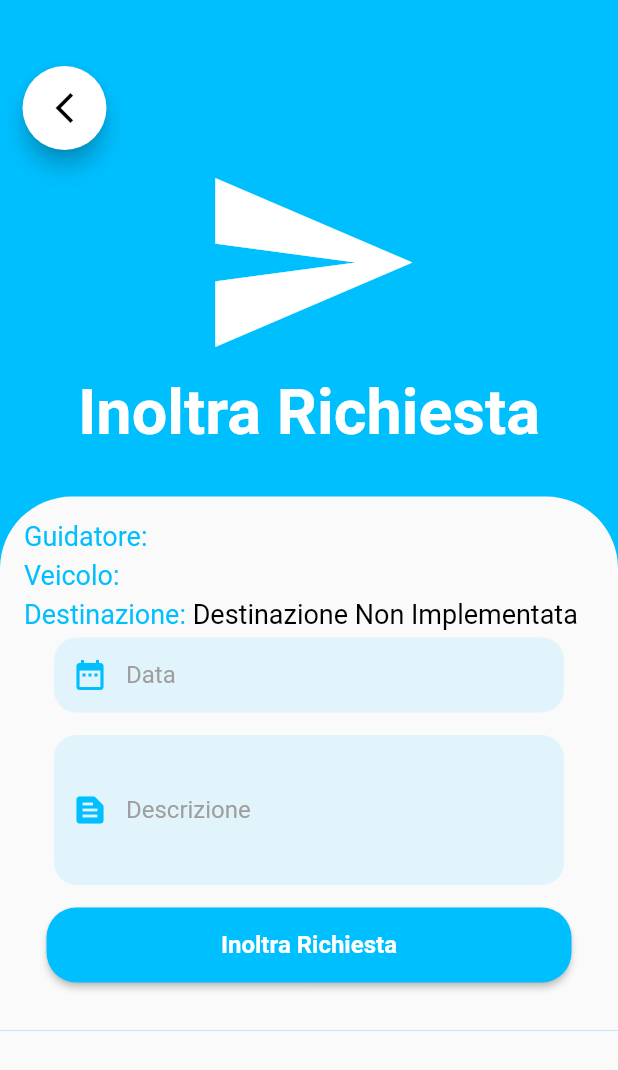
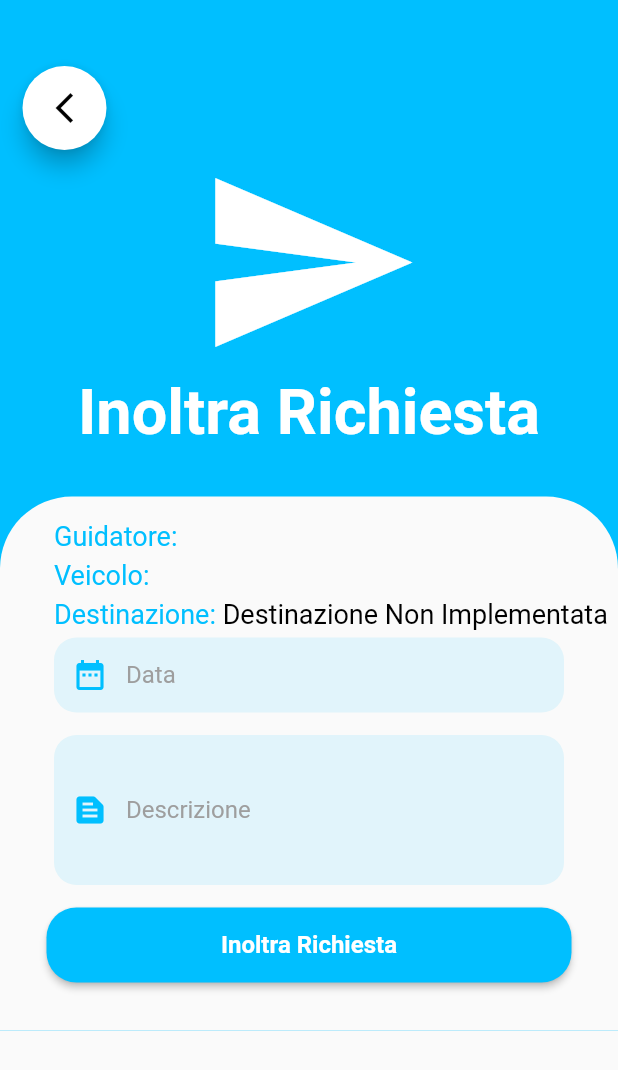
Before and after one commit to DavideTicchiarelli/easy_move_flutter, a Flutter app: the InoltraRichiesta screen opened directly with empty values, on a phone screen of 412 x 824 dp. Shown: the top 1070 px of the screen. Run offline on Flutter 3.47's test engine with Material 2 defaults, Android fonts, the phone set to English and light mode, and no system bars; our stand-ins replace cloud_firestore, firebase_auth, firebase_core, firebase_storage, fluttertoast, google_maps_flutter and 1 more; accounts and stored records are empty.

```diff
--- a/lib/Views/InoltraRichiesta.dart
+++ b/lib/Views/InoltraRichiesta.dart
@@ -1,7 +1,9 @@
 import 'package:easy_move_flutter/ViewModels/UserViewModel.dart';
 import 'package:flutter/material.dart';
+import 'package:intl/intl.dart';
 
 import '../Models/Veicolo.dart';
+
 
 
 class InoltraRichiesta extends StatefulWidget {
@@ -17,8 +19,10 @@ class _InoltraRichiestaState extends State<InoltraRichiesta> {
   final UserViewModel userViewModel = UserViewModel();
   final TextEditingController dataController = TextEditingController();
   final TextEditingController descrizioneController = TextEditingController();
+  DateTime? selectedDate;
 
   Widget build(BuildContext context) {
+    DateFormat dateFormat = DateFormat('dd-MM-yyyy');
     return Scaffold(
       body: Container(
         color: const Color(0xFF00BFFF),
@@ -73,7 +77,10 @@ class _InoltraRichiestaState extends State<InoltraRichiesta> {
                       child: Column(
                         children: [
                           // Campo Guidatore (TextView)
-                           Row(
+                          // Campo Guidatore (TextView)
+                          Padding(
+                            padding: const EdgeInsets.only(left: 20.0), // Aggiungi il margine a sinistra qui
+                            child: Row(
                               children: [
                                 Text(
                                   "Guidatore: ",
@@ -82,7 +89,6 @@ class _InoltraRichiestaState extends State<InoltraRichiesta> {
                                     fontSize: 18.0,
                                   ),
                                 ),
-
                                 FutureBuilder<String?>(
                                   future: userViewModel.getUserNameById(widget.veicolo.idGuidatore),
                                   builder: (context, snapshot) {
@@ -111,10 +117,13 @@ class _InoltraRichiestaState extends State<InoltraRichiesta> {
                                 ),
                               ],
                             ),
+                          ),
                           const SizedBox(height: 5.0),
 
 // Campo Veicolo (TextView)
-                           Row(
+                          Padding(
+                            padding: const EdgeInsets.only(left: 20.0), // Aggiungi il margine a sinistra qui
+                            child: Row(
                               children: [
                                 Text(
                                   "Veicolo: ",
@@ -132,10 +141,13 @@ class _InoltraRichiestaState extends State<InoltraRichiesta> {
                                 ),
                               ],
                             ),
+                          ),
                           const SizedBox(height: 5.0),
 
                           // Campo Destinazione (TextView)
-                           Row(
+                          Padding(
+                            padding: const EdgeInsets.only(left: 20.0), // Aggiungi il margine a sinistra qui
+                            child: Row(
                               children: [
                                 Text(
                                   "Destinazione: ",
@@ -153,6 +165,7 @@ class _InoltraRichiestaState extends State<InoltraRichiesta> {
                                 ),
                               ],
                             ),
+                          ),
                           const SizedBox(height: 5.0),
 
                           // Campo Data
@@ -163,9 +176,27 @@ class _InoltraRichiestaState extends State<InoltraRichiesta> {
                               borderRadius: BorderRadius.circular(15.0),
                               color: const Color(0x1A00bfff),
                             ),
+                            child: GestureDetector(
+                              onTap: () async {
+                                DateTime? pickedDate = await showDatePicker(
+                                  context: context,
+                                  initialDate: DateTime.now(),
+                                  firstDate: DateTime(DateTime.now().year),
+                                  lastDate: DateTime(DateTime.now().year + 5),
+                                );
+
+                                if (pickedDate != null) {
+                                  setState(() {
+                                    selectedDate = pickedDate;
+                                    dataController.text = DateFormat('dd-MM-yyyy').format(selectedDate!);
+                                  });
+                                }
+                              },
+                              child: AbsorbPointer(
+                                absorbing: true, // Imposta a true per disabilitare l'interazione
                                 child: TextFormField(
                                   controller: dataController,
-                              decoration: const InputDecoration(
+                                  decoration: InputDecoration(
                                     border: InputBorder.none,
                                     labelText: "Data",
                                     prefixIcon: Icon(
@@ -175,7 +206,10 @@ class _InoltraRichiestaState extends State<InoltraRichiesta> {
                                   ),
                                 ),
                               ),
+                            ),
+                          ),
                           const SizedBox(height: 15.0),
+
 
                           // Campo Descrizione
                           Container(
--- a/pubspec.yaml
+++ b/pubspec.yaml
@@ -43,6 +43,7 @@ dependencies:
   google_maps_flutter: ^2.5.0
   image_picker: ^0.8.4
   firebase_storage: ^11.2.7
+  intl: ^0.17.0
 
 dev_dependencies:
   flutter_test:
```
Also changed, not shown: pubspec.lock. Lines whose indentation alone changed are shown as unchanged.
